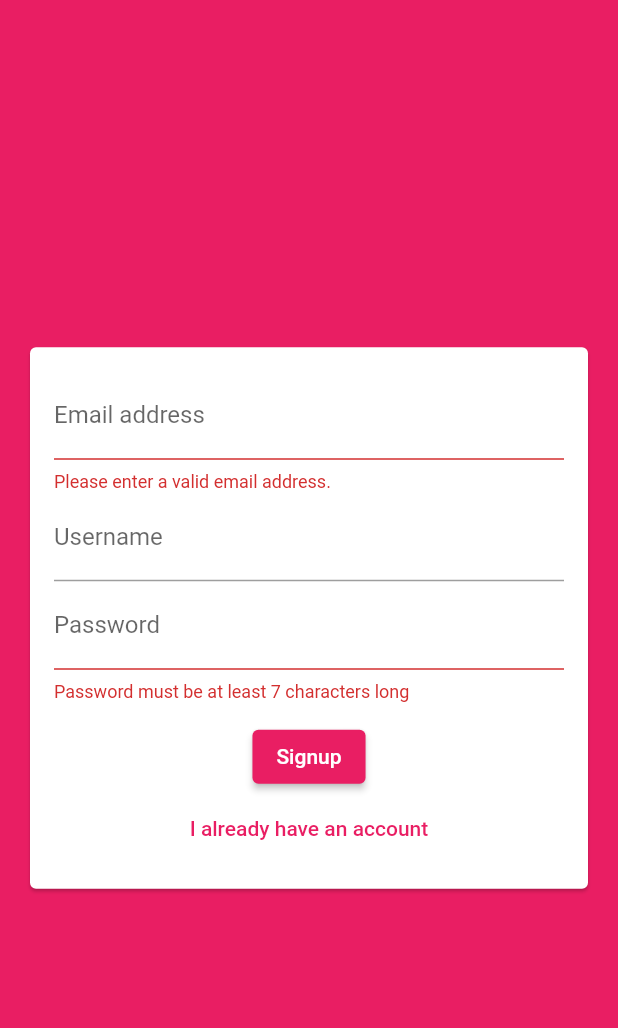
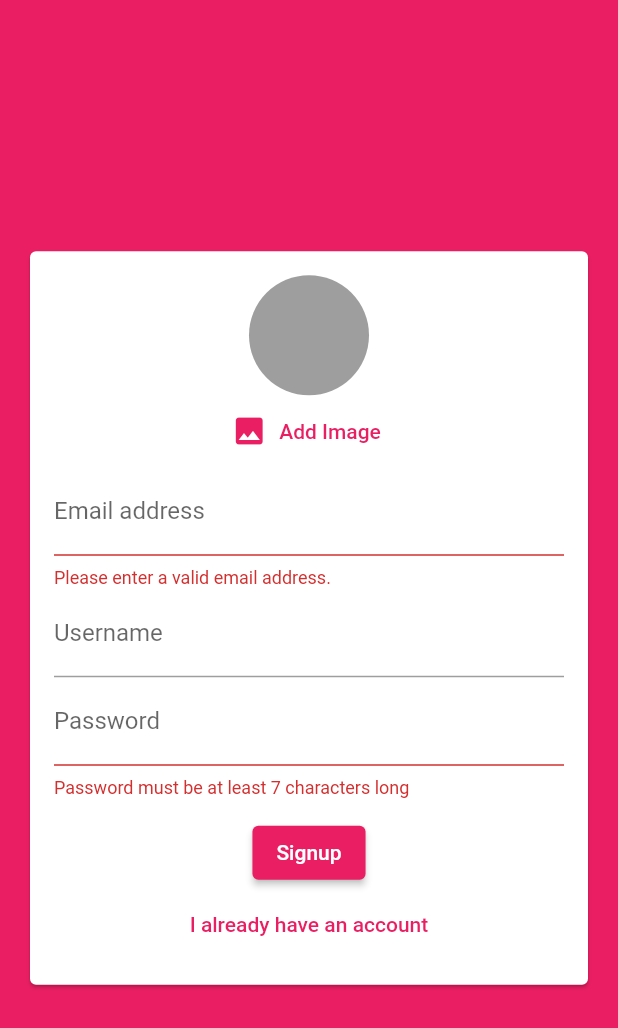
Before and after one commit to jvillarreal2016/flutter-chat-app, a Flutter app: the screen it shows after launch, after a tap on "Login", after a tap on "Create new account", on a phone screen of 412 x 824 dp. Shown: the top 1028 px of the screen. Run offline on Flutter 3.47's test engine with Material 2 defaults, Android fonts, the phone set to English and light mode, and no system bars; our stand-ins replace cloud_firestore, firebase_auth, firebase_core, firebase_storage, image_picker; accounts and stored records are empty.

Commit message:
uploading image to firebase

```diff
--- a/lib/screens/auth_screen.dart
+++ b/lib/screens/auth_screen.dart
@@ -2,8 +2,9 @@ import 'package:flutter/material.dart';
 import 'package:firebase_auth/firebase_auth.dart';
 import 'package:flutter/services.dart';
 import 'package:cloud_firestore/cloud_firestore.dart';
-
-import 'package:flutter_chat_app/widgets/auth_form.dart';
+import 'package:firebase_storage/firebase_storage.dart';
+import 'package:flutter_chat_app/widgets/auth/auth_form.dart';
+import 'dart:io';
 
 class AuthScreen extends StatefulWidget {
   const AuthScreen({Key? key}) : super(key: key);
@@ -20,6 +21,7 @@ class _AuthScreenState extends State<AuthScreen> {
     String email,
     String password,
     String username,
+    File image,
     bool isLogin,
     BuildContext ctx,
   ) async {
@@ -39,12 +41,23 @@ class _AuthScreenState extends State<AuthScreen> {
           email: email,
           password: password,
         );
+
+        final ref = FirebaseStorage.instance
+            .ref()
+            .child('user_images')
+            .child(authResult.user!.uid + 'jpg');
+
+        await ref.putFile(image);
+
+        final url = await ref.getDownloadURL();
+
         await FirebaseFirestore.instance
             .collection('users')
             .doc(authResult.user!.uid)
             .set({
           'username': username,
           'email': email,
+          'image_url' : url,
         });
       }
     } on PlatformException catch (err) {
@@ -75,7 +88,10 @@ class _AuthScreenState extends State<AuthScreen> {
   Widget build(BuildContext ctx) {
     return Scaffold(
       backgroundColor: Theme.of(ctx).primaryColor,
-      body: AuthForm(_submitAuthForm, _isLoading,),
+      body: AuthForm(
+        _submitAuthForm,
+        _isLoading,
+      ),
     );
   }
 }
--- a/lib/widgets/auth_form.dart
+++ b/lib/widgets/auth/auth_form.dart
@@ -1,4 +1,6 @@
 import 'package:flutter/material.dart';
+import 'package:flutter_chat_app/widgets/pickers/user_image_picker.dart';
+import 'dart:io';
 
 class AuthForm extends StatefulWidget {
   AuthForm(
@@ -11,6 +13,7 @@ class AuthForm extends StatefulWidget {
     String email,
     String password,
     String userName,
+    File image,
     bool isLogin,
     BuildContext ctx,
   ) submitFn;
@@ -25,10 +28,25 @@ class _AuthFormState extends State<AuthForm> {
   var _userEmail = '';
   var _userName = '';
   var _userPassword = '';
+  File? _userImageFile;
+
+  void _pickedImage(File image) {
+    _userImageFile = image;
+  }
 
   void _trySubmit() {
     final isValid = _formKey.currentState!.validate();
     FocusScope.of(context).unfocus();
+
+    if (_userImageFile == null && !_isLogin) {
+      Scaffold.of(context).showSnackBar(
+        SnackBar(
+          content: Text('Please pick an image'),
+          backgroundColor: Theme.of(context).errorColor,
+        ),
+      );
+      return;
+    }
 
     if (isValid) {
       _formKey.currentState!.save();
@@ -36,6 +54,7 @@ class _AuthFormState extends State<AuthForm> {
         _userEmail.trim(),
         _userPassword.trim(),
         _userName.trim(),
+        _userImageFile,
         _isLogin,
         context,
       );
@@ -59,6 +78,7 @@ class _AuthFormState extends State<AuthForm> {
               child: Column(
                 mainAxisSize: MainAxisSize.min,
                 children: <Widget>[
+                  if (!_isLogin) UserImagePicker(_pickedImage),
                   TextFormField(
                     key: ValueKey('email'),
                     validator: (value) {
@@ -103,14 +123,13 @@ class _AuthFormState extends State<AuthForm> {
                         _userPassword = value!;
                       }),
                   SizedBox(height: 12),
-                  if(widget.isLoading)
-                  CircularProgressIndicator(),
-                  if(!widget.isLoading)
+                  if (widget.isLoading) CircularProgressIndicator(),
+                  if (!widget.isLoading)
                     ElevatedButton(
                       child: Text(_isLogin ? 'Login' : 'Signup'),
                       onPressed: _trySubmit,
                     ),
-                  if(!widget.isLoading)
+                  if (!widget.isLoading)
                     TextButton(
                       child: Text(_isLogin
                           ? 'Create new account'
--- a/lib/widgets/chat/messages.dart
+++ b/lib/widgets/chat/messages.dart
@@ -37,6 +37,7 @@ class Messages extends StatelessWidget {
                 itemCount: chatDocs.length,
                 itemBuilder: (ctx, index) => MessageBubble(
                   chatDocs[index]['text'],
+                  chatDocs[index]['username'],
                   chatDocs[index]['userId'] == user.uid,
                   key: ValueKey(chatDocs[index].id),
                 ),
--- a/lib/widgets/chat/new_message.dart
+++ b/lib/widgets/chat/new_message.dart
@@ -20,10 +20,15 @@ class _NewMessageState extends State<NewMessage> {
     FocusScope.of(context).unfocus();
     final User user = auth.currentUser!;
     final uid = user.uid;
+    final userData = await FirebaseFirestore.instance
+        .collection('users')
+        .doc(user.uid)
+        .get();
     FirebaseFirestore.instance.collection('chat').add({
       'text': _enteredMessage,
       'createdAt': Timestamp.now(),
       'userId': user.uid,
+      'username': userData['username'],
     });
     _controller.clear();
   }
--- /dev/null
+++ b/lib/widgets/pickers/user_image_picker.dart
@@ -0,0 +1,50 @@
+// import 'dart:html';
+import 'dart:io';
+
+import 'package:flutter/material.dart';
+import 'package:image_picker/image_picker.dart';
+
+class UserImagePicker extends StatefulWidget {
+  UserImagePicker(this.imagePickFn);
+
+  final Function(File pickedImage) imagePickFn;
+
+  @override
+  _UserImagePickerState createState() => _UserImagePickerState();
+}
+
+class _UserImagePickerState extends State<UserImagePicker> {
+  File? _pickedImage;
+
+  void _pickImage() async {
+    final pickedImageFile = await ImagePicker().pickImage(
+      source: ImageSource.camera,
+      imageQuality: 50,
+      maxWidth: 150,
+    );
+    setState(() {
+      _pickedImage = pickedImageFile as File;
+    });
+    widget.imagePickFn(pickedImageFile as File);
+  }
+
+  @override
+  Widget build(BuildContext context) {
+    return Column(
+      children: <Widget>[
+        CircleAvatar(
+          radius: 40,
+          backgroundColor: Colors.grey,
+          backgroundImage:
+              _pickedImage != null ? FileImage(_pickedImage!) : null,
+        ),
+        FlatButton.icon(
+          textColor: Theme.of(context).primaryColor,
+          onPressed: _pickImage,
+          icon: Icon(Icons.image),
+          label: Text('Add Image'),
+        )
+      ],
+    );
+  }
+}
--- a/pubspec.yaml
+++ b/pubspec.yaml
@@ -37,6 +37,8 @@ dependencies:
   cloud_firestore: ^2.5.3
   firebase_core: ^1.7.0
   firebase_auth: ^3.1.3
+  image_picker: ^0.8.4+3
+  firebase_storage: ^10.0.6
 
 dev_dependencies:
   flutter_test:
```
Also changed, not shown: lib/widgets/chat/message_bubble.dart (+26 -11 lines), pubspec.lock, 1 other file. Lines whose indentation alone changed are shown as unchanged.
